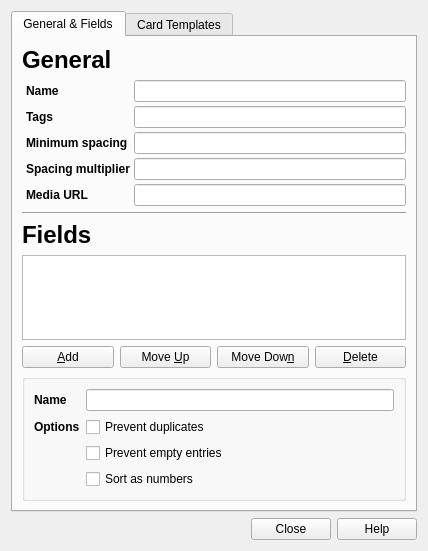
ankitects/anki, file designer/modelproperties.ui: the form before one commit.
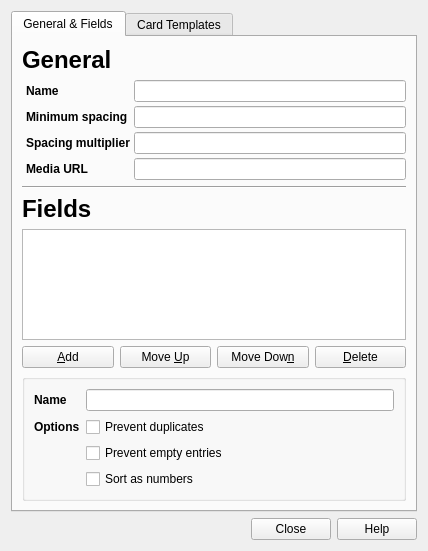
The form after the commit.

Commit message: remove model tags, treat name as tags like card templates

```diff
--- a/designer/modelproperties.ui
+++ b/designer/modelproperties.ui
@@ -62,22 +62,6 @@
           <widget class="QLineEdit" name="name"/>
          </item>
          <item row="1" column="0">
-          <widget class="QLabel" name="label_3">
-           <property name="text">
-            <string>&lt;b&gt;Tags&lt;/b&gt;</string>
-           </property>
-           <property name="alignment">
-            <set>Qt::AlignLeading|Qt::AlignLeft|Qt::AlignVCenter</set>
-           </property>
-           <property name="openExternalLinks">
-            <bool>true</bool>
-           </property>
-          </widget>
-         </item>
-         <item row="1" column="1">
-          <widget class="QLineEdit" name="tags"/>
-         </item>
-         <item row="2" column="0">
           <widget class="QLabel" name="label_19">
            <property name="text">
             <string>&lt;b&gt;Minimum spacing&lt;/b&gt;</string>
@@ -87,7 +71,7 @@
            </property>
           </widget>
          </item>
-         <item row="3" column="0">
+         <item row="2" column="0">
           <widget class="QLabel" name="label_25">
            <property name="text">
             <string>&lt;!DOCTYPE HTML PUBLIC &quot;-//W3C//DTD HTML 4.0//EN&quot; &quot;http://www.w3.org/TR/REC-html40/strict.dtd&quot;&gt;
@@ -101,28 +85,28 @@
            </property>
           </widget>
          </item>
-         <item row="2" column="1">
+         <item row="1" column="1">
           <layout class="QHBoxLayout" name="horizontalLayout_3">
            <item>
             <widget class="QLineEdit" name="initialSpacing"/>
            </item>
           </layout>
          </item>
-         <item row="3" column="1">
+         <item row="2" column="1">
           <layout class="QHBoxLayout" name="horizontalLayout_4">
            <item>
             <widget class="QLineEdit" name="spacing"/>
            </item>
           </layout>
          </item>
-         <item row="4" column="0">
+         <item row="3" column="0">
           <widget class="QLabel" name="label_4">
            <property name="text">
             <string>&lt;b&gt;Media URL&lt;/B&gt;</string>
            </property>
           </widget>
          </item>
-         <item row="4" column="1">
+         <item row="3" column="1">
           <widget class="QLineEdit" name="mediaURL"/>
          </item>
         </layout>
```
Left out of the diff: 1 changed line with no effect on the pictures. The commit also changes 1 other file.
